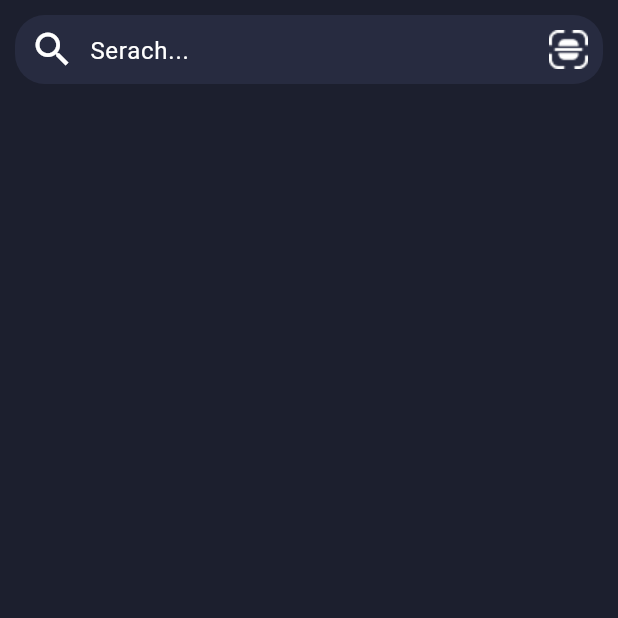
After one commit to mahdiramezanii/instagram-app-flutter, a Flutter app: the ExploreScrean screen opened directly, on a phone screen of 412 x 824 dp, the top half of it. The commit adds this screen. Run offline on Flutter 3.47's test engine with Material 3 defaults, Android fonts, the phone set to English and light mode, and no system bars; our stand-ins replace hexcolor.

Commit message:
complated search box in explore

```diff
--- /dev/null
+++ b/lib/screan/explore.dart
@@ -0,0 +1,54 @@
+import "package:flutter/material.dart";
+
+class ExploreScrean extends StatelessWidget {
+  @override
+  Widget build(BuildContext context) {
+    return Scaffold(
+      backgroundColor: Color(0xff1C1F2E),
+      body: SafeArea(
+        child: Column(
+          crossAxisAlignment: CrossAxisAlignment.stretch,
+          children: [
+            Container(
+              margin: EdgeInsets.all(10),
+              width: 394,
+              height: 46,
+              decoration: BoxDecoration(
+                  color: Color.fromRGBO(39, 43, 64, 1),
+                  borderRadius: BorderRadius.circular(20)),
+              child: Row(
+                children: [
+                  SizedBox(
+                    width: 10,
+                  ),
+                  Icon(
+                    Icons.search,
+                    color: Colors.white,
+                    size: 30,
+                  ),
+                  SizedBox(
+                    width: 10,
+                  ),
+                  Expanded(
+                    child: TextField(
+                      style: TextStyle(color: Colors.white),
+                      decoration: InputDecoration(
+                          hintText: "Serach...",
+                          hintStyle: TextStyle(color: Colors.white),
+                          enabledBorder: InputBorder.none,
+                          focusedBorder: InputBorder.none),
+                    ),
+                  ),
+                  Image.asset("assets/images/scan.png"),
+                  SizedBox(
+                    width: 10,
+                  )
+                ],
+              ),
+            )
+          ],
+        ),
+      ),
+    );
+  }
+}
--- a/lib/screan/home_screan.dart
+++ b/lib/screan/home_screan.dart
@@ -3,6 +3,7 @@ import "dart:ui";
 import "package:flutter/material.dart";
 import "package:instagram/controller/data.dart";
 import "package:instagram/controller/models.dart";
+import "package:instagram/screan/explore.dart";
 
 class HomeScrean extends StatelessWidget {
   List<Strory> story_data = get_story_list();
@@ -79,8 +80,16 @@ class HomeScrean extends StatelessWidget {
                   Image(
                     image: AssetImage("assets/images/b1.png"),
                   ),
-                  Image(
-                    image: AssetImage("assets/images/b2.png"),
+                  GestureDetector(
+                    onTap: () {
+                      Navigator.of(context)
+                          .push(MaterialPageRoute(builder: (context) {
+                        return ExploreScrean();
+                      }));
+                    },
+                    child: Image(
+                      image: AssetImage("assets/images/b2.png"),
+                    ),
                   ),
                   Image(
                     image: AssetImage("assets/images/b3.png"),
@@ -497,10 +506,8 @@ class HomeScrean extends StatelessWidget {
                         mainAxisSpacing: 20,
                       ),
                     ),
-
-
+                    // SliverPadding(padding: EdgeInsets.fromLTRB(left, top, right, bottom))
                   ],
-
                 ),
                 Positioned(
                   bottom: 30,
--- a/lib/screan/login_screan.dart
+++ b/lib/screan/login_screan.dart
@@ -111,6 +111,8 @@ class _LoginScreanState extends State<LoginScrean> {
                                 : Colors.white,
                           ),
                           enabledBorder: OutlineInputBorder(
+
+
                             borderRadius: BorderRadius.circular(15),
                             borderSide:
                                 BorderSide(color: Colors.white, width: 3),
```
Also changed, not shown: assets/images/scan.png (added).
